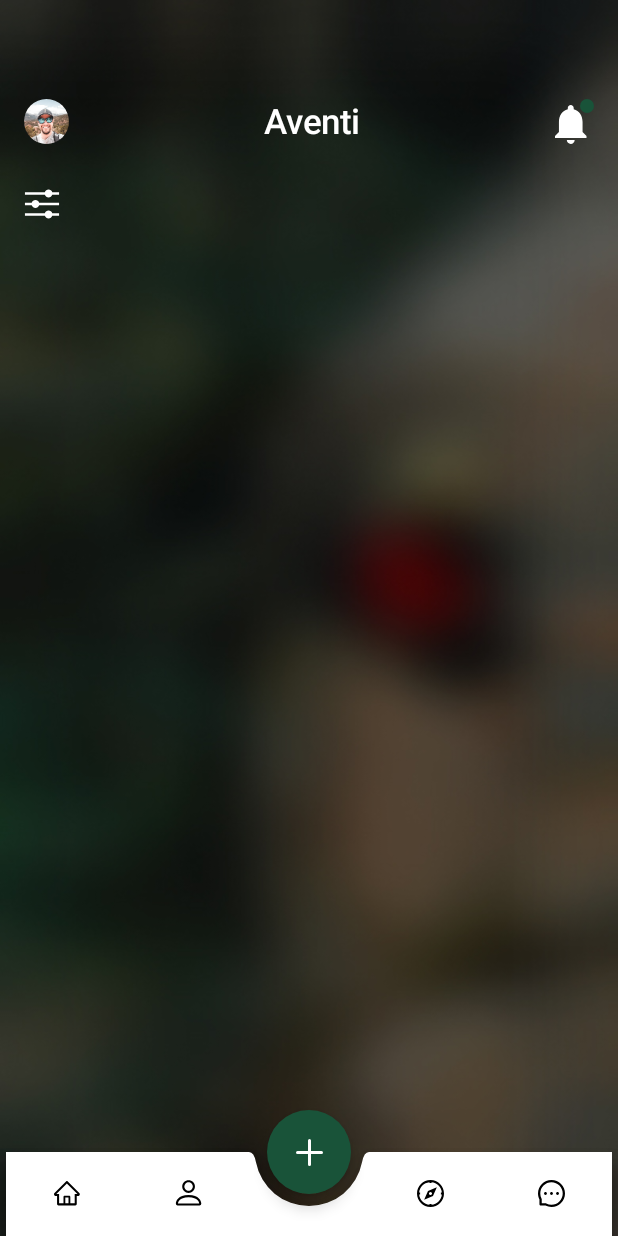
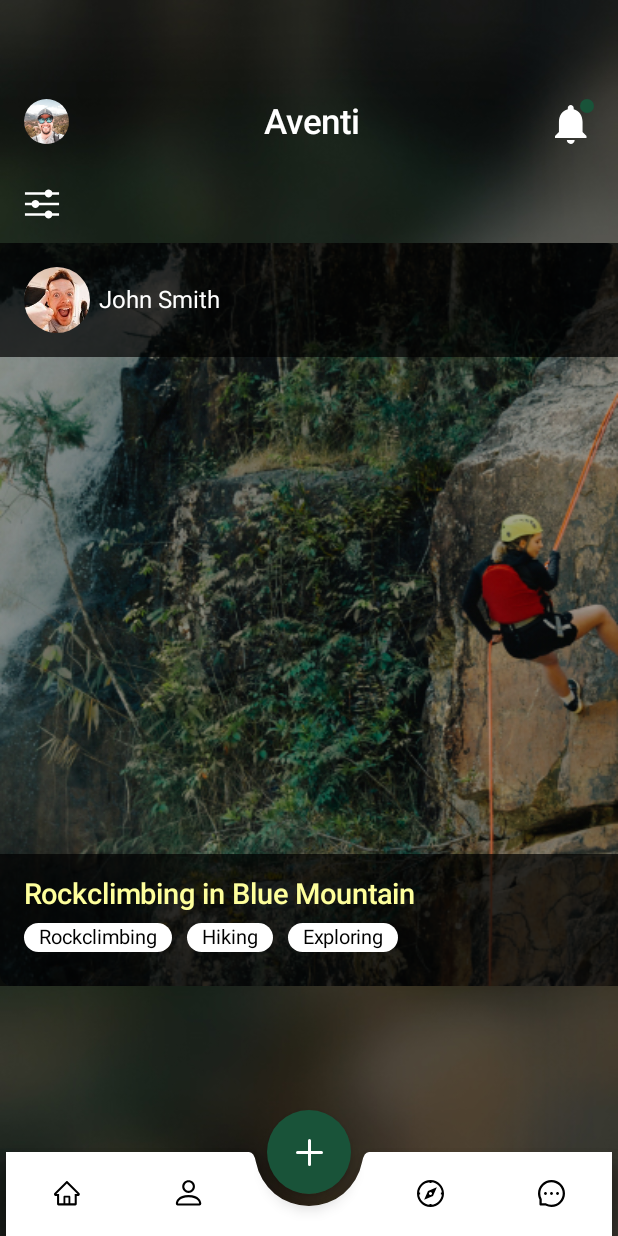
Before and after one commit to Meleshko-Alex/Aventi, an Android app built with Jetpack Compose: the screen it shows after launch (MainActivity), on a phone screen of 412 x 824 dp. Run offline under Robolectric (Android 15) with nearby library versions, the phone set to English and light mode, and no system bars.

Commit message:
Create InfoCard

```diff
--- /dev/null
+++ b/app/src/main/java/com/example/aventi/ui/card/infocard/ActionElement.kt
@@ -0,0 +1,46 @@
+package com.example.aventi.ui.card.infocard
+
+import androidx.compose.foundation.background
+import androidx.compose.foundation.layout.Arrangement
+import androidx.compose.foundation.layout.Column
+import androidx.compose.foundation.layout.padding
+import androidx.compose.foundation.shape.RoundedCornerShape
+import androidx.compose.material.Text
+import androidx.compose.runtime.Composable
+import androidx.compose.ui.Alignment
+import androidx.compose.ui.Modifier
+import androidx.compose.ui.graphics.Color
+import androidx.compose.ui.tooling.preview.Preview
+import androidx.compose.ui.unit.dp
+import androidx.compose.ui.unit.sp
+import com.example.aventi.ui.theme.AventiTheme
+
+@Composable
+fun ActionElement(
+    name: String,
+    textColor: Color = Color.Black,
+    backgroundColor: Color = Color.White,
+    backgroundAlpha: Float = 1f
+) {
+    Column(
+        modifier = Modifier
+            .background(
+                backgroundColor.copy(alpha = backgroundAlpha), shape = RoundedCornerShape(20.dp)
+            ),
+        horizontalAlignment = Alignment.CenterHorizontally,
+        verticalArrangement = Arrangement.Center
+    ) {
+        Text(
+            modifier = Modifier.padding(10.dp, 2.dp, 10.dp, 2.dp),
+            text = name, color = textColor, fontSize = 13.sp
+        )
+    }
+}
+
+@Preview
+@Composable
+fun ActionElementPreview() {
+    AventiTheme {
+        ActionElement(name = "Rockclimbing", backgroundColor = Color.Yellow)
+    }
+}
--- /dev/null
+++ b/app/src/main/java/com/example/aventi/ui/card/infocard/AdventureActionList.kt
@@ -0,0 +1,59 @@
+package com.example.aventi.ui.card.infocard
+
+import androidx.compose.foundation.background
+import androidx.compose.foundation.layout.Box
+import androidx.compose.foundation.layout.Column
+import androidx.compose.foundation.layout.Row
+import androidx.compose.foundation.layout.Spacer
+import androidx.compose.foundation.layout.fillMaxWidth
+import androidx.compose.foundation.layout.padding
+import androidx.compose.foundation.layout.size
+import androidx.compose.foundation.layout.width
+import androidx.compose.material.Text
+import androidx.compose.runtime.Composable
+import androidx.compose.ui.Modifier
+import androidx.compose.ui.graphics.Color
+import androidx.compose.ui.res.colorResource
+import androidx.compose.ui.text.font.FontWeight
+import androidx.compose.ui.tooling.preview.Preview
+import androidx.compose.ui.unit.dp
+import androidx.compose.ui.unit.sp
+import com.example.aventi.R
+import com.example.aventi.ui.theme.AventiTheme
+
+@Composable
+fun AdventureActionList(adventureName: String, actionList: List<String>) {
+    Box(
+        modifier = Modifier
+            .background(Color.Black.copy(alpha = .7f))
+            .fillMaxWidth()
+            .size(88.dp)
+    ) {
+        Column {
+            Text(
+                modifier = Modifier.padding(start = 16.dp, top = 16.dp),
+                text = adventureName,
+                fontSize = 19.sp,
+                color = colorResource(R.color.action_name),
+                fontWeight = FontWeight.SemiBold
+            )
+            Row (modifier = Modifier.padding(start = 16.dp, top = 8.dp)){
+                actionList.forEach {
+                    ActionElement(name = it)
+                    Spacer(modifier = Modifier.width(10.dp))
+                }
+            }
+        }
+    }
+}
+
+@Preview
+@Composable
+fun AdventureActionListPreview() {
+    AventiTheme {
+        AdventureActionList(
+            "Rockclimbing in Blue Mountain",
+            listOf("Rockclimbing", "Hiking", "Exploring")
+        )
+    }
+}
--- /dev/null
+++ b/app/src/main/java/com/example/aventi/ui/card/infocard/InfoCard.kt
@@ -0,0 +1,58 @@
+package com.example.aventi.ui.card.infocard
+
+import androidx.compose.foundation.layout.Arrangement
+import androidx.compose.foundation.layout.Box
+import androidx.compose.foundation.layout.Column
+import androidx.compose.foundation.layout.fillMaxSize
+import androidx.compose.foundation.layout.fillMaxWidth
+import androidx.compose.foundation.layout.size
+import androidx.compose.foundation.shape.RoundedCornerShape
+import androidx.compose.runtime.Composable
+import androidx.compose.ui.Modifier
+import androidx.compose.ui.draw.clip
+import androidx.compose.ui.layout.ContentScale
+import androidx.compose.ui.platform.LocalContext
+import androidx.compose.ui.tooling.preview.Preview
+import androidx.compose.ui.unit.dp
+import coil.compose.AsyncImage
+import coil.request.ImageRequest
+import com.example.aventi.R
+import com.example.aventi.ui.theme.AventiTheme
+
+@Composable
+fun InfoCard(imageBackground: Int) {
+    Box(
+        modifier = Modifier
+            .fillMaxWidth()
+            .size(height = 495.dp, width = 200.dp)
+    ) {
+        AsyncImage(
+            model = ImageRequest.Builder(LocalContext.current)
+                .data(imageBackground)
+                .crossfade(true)
+                .build(),
+            contentDescription = null,
+            modifier = Modifier
+                .fillMaxSize()
+                .clip(RoundedCornerShape(8.dp)),
+            contentScale = ContentScale.FillBounds
+        )
+
+        AvatarAndName(R.drawable.mock_john_avatar, "John Smith")
+
+        Column(modifier = Modifier.fillMaxSize(), verticalArrangement = Arrangement.Bottom) {
+            AdventureActionList(
+                "Rockclimbing in Blue Mountain",
+                listOf("Rockclimbing", "Hiking", "Exploring")
+            )
+        }
+    }
+}
+
+@Preview
+@Composable
+fun InfoCardPreview() {
+    AventiTheme {
+        InfoCard(R.drawable.pickture_mock_1)
+    }
+}
--- a/app/src/main/java/com/example/aventi/ui/screens/HomeScreen.kt
+++ b/app/src/main/java/com/example/aventi/ui/screens/HomeScreen.kt
@@ -2,21 +2,20 @@ package com.example.aventi.ui.screens
 
 import androidx.compose.foundation.layout.Box
 import androidx.compose.foundation.layout.Column
+import androidx.compose.foundation.layout.Spacer
 import androidx.compose.foundation.layout.fillMaxSize
+import androidx.compose.foundation.layout.height
 import androidx.compose.foundation.layout.padding
-import androidx.compose.foundation.magnifier
 import androidx.compose.material.Icon
-import androidx.compose.material.Text
 import androidx.compose.runtime.Composable
 import androidx.compose.ui.Modifier
 import androidx.compose.ui.draw.paint
 import androidx.compose.ui.graphics.Color
-import androidx.compose.ui.graphics.ImageBitmap
 import androidx.compose.ui.layout.ContentScale
-import androidx.compose.ui.res.imageResource
 import androidx.compose.ui.res.painterResource
 import androidx.compose.ui.unit.dp
 import com.example.aventi.R
+import com.example.aventi.ui.card.infocard.InfoCard
 import com.example.aventi.ui.elements.navigation.actionbar.AventiActionBar
 import com.example.aventi.ui.elements.navigation.navigation.BottomBarWithFab
 
@@ -26,11 +25,9 @@ fun HomeScreen() {
         modifier = with(Modifier) {
             fillMaxSize()
                 .paint(
-                    // Replace with your image id
                     painterResource(id = R.drawable.blurred_background),
                     contentScale = ContentScale.FillBounds
                 )
-
         })
     {
         Column {
@@ -45,6 +42,8 @@ fun HomeScreen() {
                 modifier = Modifier.padding(start = 16.dp, top = 30.dp),
                 tint = Color.White
             )
+            Spacer(modifier = Modifier.height(16.dp))
+            InfoCard(imageBackground = R.drawable.pickture_mock_1)
         }
 
         BottomBarWithFab()
--- a/app/src/main/res/values/colors.xml
+++ b/app/src/main/res/values/colors.xml
@@ -10,5 +10,6 @@
 
     <color name="fab">#195339</color>
     <color name="notification">#3A906A</color>
+    <color name="action_name">#FEFF9C</color>
     <color name="transparent">#00000000</color>
 </resources>
```
Also changed, not shown: app/src/main/res/drawable/pickture_mock_1.jpeg (added).
